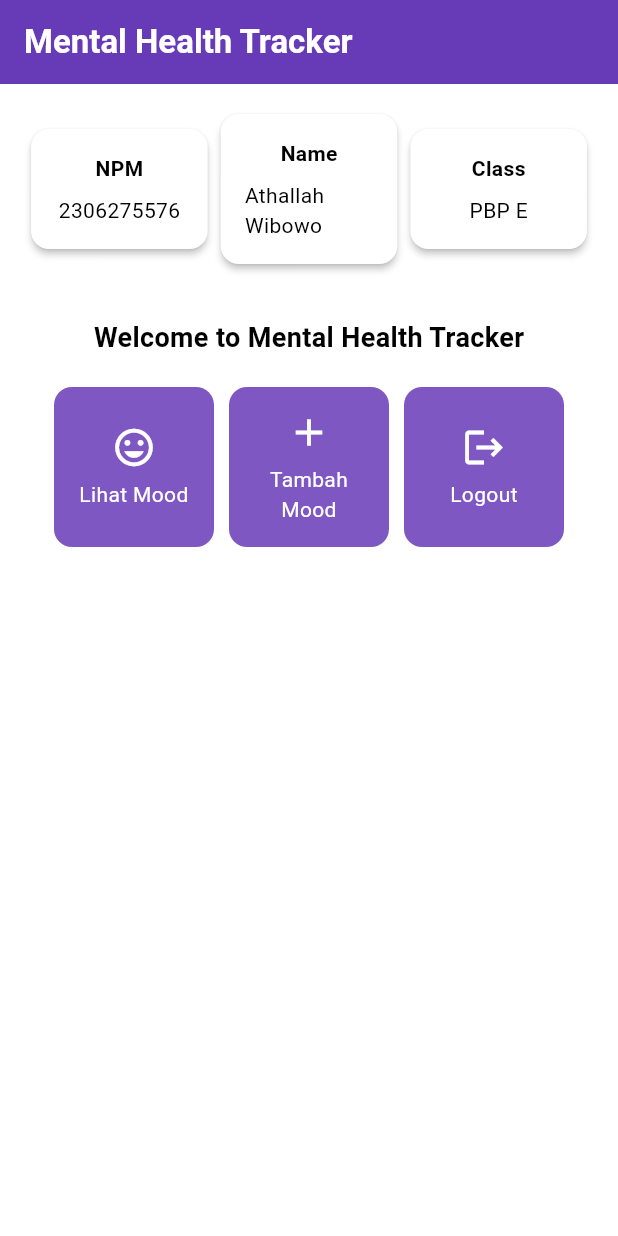
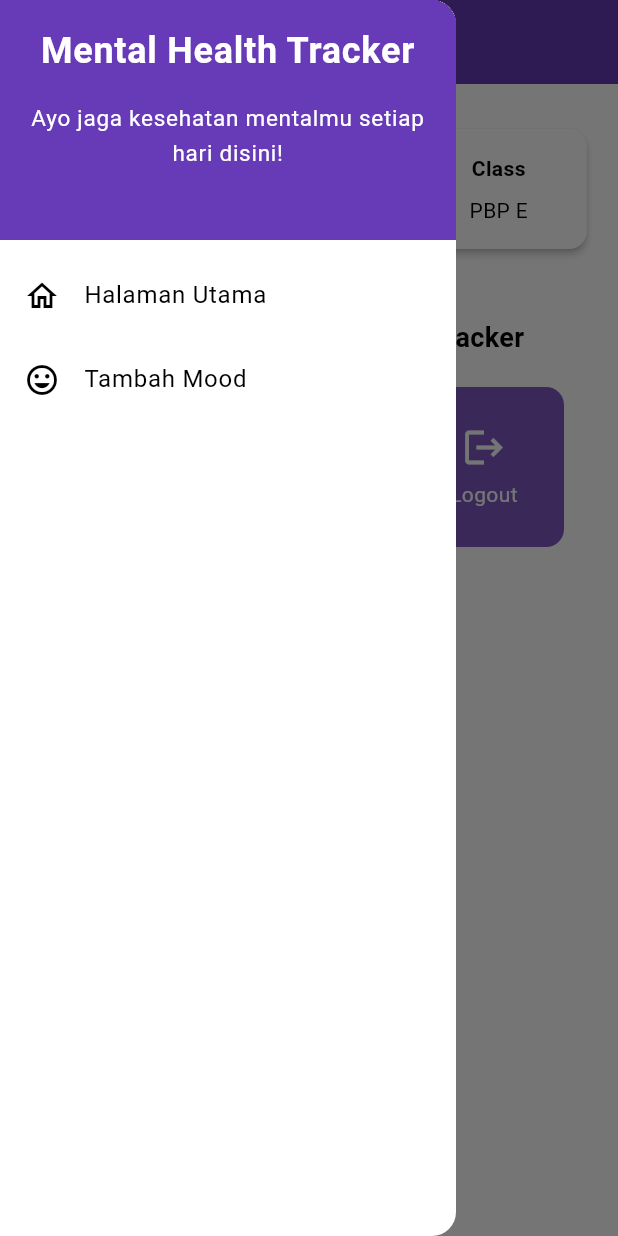
Before and after one commit to athallahw/mental-health-tracker-mobile, a Flutter app: the screen it shows after launch, with the side drawer open (before the commit the screen has no drawer), on a phone screen of 412 x 824 dp. Run offline on Flutter 3.47's test engine with Material 3 defaults, Android fonts, the phone set to English and light mode, and no system bars.

Commit message:
tutorial 7

```diff
--- a/lib/main.dart
+++ b/lib/main.dart
@@ -1,5 +1,5 @@
 import 'package:flutter/material.dart';
-import 'package:mental_health_tracker/menu.dart';
+import 'package:mental_health_tracker/screens/menu.dart';
 
 void main() {
   runApp(const MyApp());
--- a/lib/menu.dart
+++ b/lib/screens/menu.dart
@@ -1,4 +1,6 @@
 import 'package:flutter/material.dart';
+// Impor drawer widget
+import 'package:mental_health_tracker/widgets/left_drawer.dart';
 
 class MyHomePage extends StatelessWidget {
   final String npm = '2306275576'; // NPM
@@ -13,7 +15,7 @@
 
   MyHomePage({super.key});
 
-    @override
+  @override
   Widget build(BuildContext context) {
     // Scaffold menyediakan struktur dasar halaman dengan AppBar dan body.
     return Scaffold(
@@ -27,9 +29,14 @@
             fontWeight: FontWeight.bold,
           ),
         ),
+        // Mengganti warna icon drawer menjadi putih
+        iconTheme: const IconThemeData(color: Colors.white),
         // Warna latar belakang AppBar diambil dari skema warna tema aplikasi.
         backgroundColor: Theme.of(context).colorScheme.primary,
       ),
+      // Masukkan drawer sebagai parameter nilai drawer dari widget Scaffold
+      drawer: const LeftDrawer(),
+
       // Body halaman dengan padding di sekelilingnya.
       body: Padding(
         padding: const EdgeInsets.all(16.0),
@@ -156,8 +163,12 @@
           ScaffoldMessenger.of(context)
             ..hideCurrentSnackBar()
             ..showSnackBar(
-              SnackBar(content: Text("Kamu telah menekan tombol ${item.name}!"))
-            );
+              SnackBar(content: Text("Kamu telah menekan tombol ${item.name}!")));
+
+                // Navigate ke route yang sesuai (tergantung jenis tombol)
+          if (item.name == "Tambah Mood") {
+            // TODO: Gunakan Navigator.push untuk melakukan navigasi ke MaterialPageRoute yang mencakup MoodEntryFormPage.
+          }
         },
         // Container untuk menyimpan Icon dan Text
         child: Container(
--- /dev/null
+++ b/lib/widgets/left_drawer.dart
@@ -0,0 +1,78 @@
+import 'package:flutter/material.dart';
+import 'package:mental_health_tracker/screens/menu.dart';
+// TODO: Impor halaman MoodEntryFormPage jika sudah dibuat
+import 'package:mental_health_tracker/screens/moodentry_form.dart';
+
+class LeftDrawer extends StatelessWidget {
+  const LeftDrawer({super.key});
+
+  @override
+  Widget build(BuildContext context) {
+    return Drawer(
+      child: ListView(
+        children: [
+          DrawerHeader(
+            // TODO: Bagian drawer header
+            decoration: BoxDecoration(
+                    color: Theme.of(context).colorScheme.primary,
+                ),
+            child: const Column(
+                children: [
+                    Text(
+                        'Mental Health Tracker',
+                        textAlign: TextAlign.center,
+                        style: TextStyle(
+                            fontSize: 24,
+                            fontWeight: FontWeight.bold,
+                            color: Colors.white,
+                        ),
+                    ),
+                    Padding(padding: EdgeInsets.all(8)),
+                    Text(
+                    "Ayo jaga kesehatan mentalmu setiap hari disini!",
+                    // TODO: Tambahkan gaya teks dengan center alignment, font ukuran 15, warna putih, dan weight biasa
+                    textAlign: TextAlign.center, // Center alignment
+                    style: TextStyle(
+                    fontSize: 15, // Ukuran font 15
+                    color: Colors.white, // Warna teks putih
+                    fontWeight: FontWeight.normal, // Berat font normal
+                        ),
+                    ),
+                ],
+            ),
+          ),
+            // TODO: Bagian routing
+            ListTile(
+                leading: const Icon(Icons.home_outlined),
+                title: const Text('Halaman Utama'),
+                // Bagian redirection ke MyHomePage
+                onTap: () {
+                    Navigator.pushReplacement(
+                        context,
+                        MaterialPageRoute(
+                            builder: (context) => MyHomePage(),
+                        ));
+                },
+            ),
+            ListTile(
+                leading: const Icon(Icons.mood),
+                title: const Text('Tambah Mood'),
+                // Bagian redirection ke MoodEntryFormPage
+                onTap: () {
+                /*
+                TODO: Buatlah routing ke MoodEntryFormPage di sini,
+                setelah halaman MoodEntryFormPage sudah dibuat.
+                */
+                Navigator.pushReplacement(
+                    context,
+                    MaterialPageRoute(
+                        builder: (context) => MoodEntryFormPage(), // Routing ke halaman MoodEntryFormPage
+                        ),
+                    );
+                },
+            ),
+        ],
+      ),
+    );
+  }
+}
--- /dev/null
+++ b/lib/widgets/mood_card.dart
@@ -0,0 +1,72 @@
+import 'package:flutter/material.dart';
+import 'package:mental_health_tracker/screens/moodentry_form.dart';
+
+class ItemHomepage {
+  final String name;
+  final IconData icon;
+
+  ItemHomepage(this.name, this.icon);
+}
+
+class ItemCard extends StatelessWidget {
+  final ItemHomepage item;
+
+  // Konstruktor yang benar
+  const ItemCard(this.item, {super.key});
+
+  @override
+  Widget build(BuildContext context) {
+    return Material(
+      color: Theme.of(context).colorScheme.secondary,
+      borderRadius: BorderRadius.circular(12),
+      child: InkWell(
+        onTap: () {
+          // Memunculkan SnackBar ketika diklik
+          ScaffoldMessenger.of(context)
+            ..hideCurrentSnackBar()
+            ..showSnackBar(SnackBar(
+              content: Text("Kamu telah menekan tombol ${item.name}!"),
+            ));
+
+          // Navigate ke route yang sesuai (tergantung jenis tombol)
+          if (item.name == "Tambah Mood") {
+            Navigator.push(
+              context,
+              MaterialPageRoute(
+                builder: (context) => const MoodEntryFormPage(), // Ganti dengan halaman yang sesuai
+              ),
+            );
+          }
+        },
+        child: Container(
+          padding: const EdgeInsets.all(8),
+          child: Center(
+            child: Column(
+              mainAxisAlignment: MainAxisAlignment.center,
+              children: [
+                Icon(
+                  item.icon,
+                  color: Colors.white,
+                  size: 30.0,
+                ),
+                const Padding(padding: EdgeInsets.all(3)),
+                Text(
+                  item.name,
+                  textAlign: TextAlign.center,
+                  style: const TextStyle(color: Colors.white),
+                ),
+              ],
+            ),
+          ),
+        ),
+      ),
+    );
+  }
+}
+
+// List of items for the grid
+final List<ItemHomepage> items = [
+  ItemHomepage("Lihat Mood", Icons.mood),
+  ItemHomepage("Tambah Mood", Icons.add),
+  ItemHomepage("Logout", Icons.logout),
+];
```
Also changed, not shown: lib/screens/moodentry_form.dart (added, +155 -0 lines).
